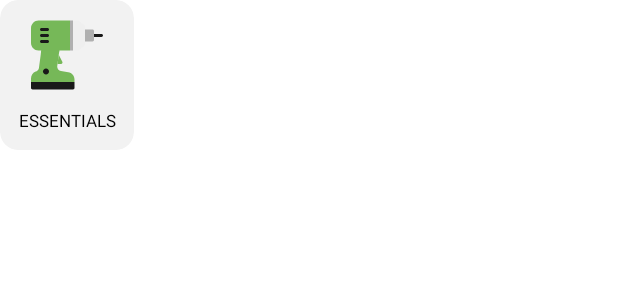
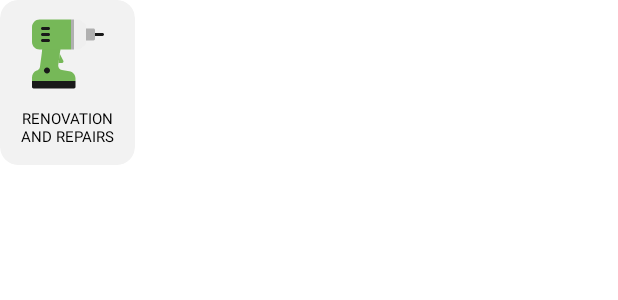
Before and after one commit to shashishekhar93/EmpedanceMachineTask, an Android app: the layout root_item.xml on its own in the app's theme, with its tools: preview values and no code run, on a phone screen of 412 x 824 dp. Shown: the top 300 px of the screen. Run offline under Robolectric (Android 15) with nearby library versions, the phone set to English and light mode, and no system bars.

Commit message:
minor changes

```diff
--- a/app/src/main/java/com/tech/empedancemachinetask/adapters/CategoriesAdapter.kt
+++ b/app/src/main/java/com/tech/empedancemachinetask/adapters/CategoriesAdapter.kt
@@ -36,8 +36,8 @@ class CategoriesAdapter @Inject constructor(
             appUtils.loadSvgOrImage(
                 context = binding.root.context,
                 imageView = binding.ivCategory,
-                url = category.mobileIconUrl,
-                placeholder = R.drawable.ic_drill // Provide a default placeholder
+                url = category.iconUrl,
+                placeholder = R.drawable.ic_drill
             )
         }
     }
--- a/app/src/main/res/layout/fragment_services.xml
+++ b/app/src/main/res/layout/fragment_services.xml
@@ -12,5 +12,5 @@
         android:textColor="@color/black"
         android:layout_width="wrap_content"
         android:layout_height="wrap_content"
-        android:text="Profile" />
+        android:text="Services" />
 </RelativeLayout>
--- a/app/src/main/res/layout/root_item.xml
+++ b/app/src/main/res/layout/root_item.xml
@@ -3,8 +3,8 @@
     xmlns:app="http://schemas.android.com/apk/res-auto"
     xmlns:tools="http://schemas.android.com/tools"
     android:id="@+id/cardCategory"
-    android:layout_width="89dp"
-    android:layout_height="100dp"
+    android:layout_width="90dp"
+    android:layout_height="110dp"
     android:layout_marginEnd="12dp"
     android:layout_marginBottom="4dp"
     app:cardBackgroundColor="#F2F2F2"
@@ -34,9 +34,9 @@
             android:layout_height="wrap_content"
             android:layout_marginTop="12dp"
             android:gravity="center"
-            android:text="Essentials"
+            android:text="Renovation and repairs"
             android:textColor="@color/black"
-            android:textSize="11sp"
+            android:textSize="10sp"
             android:textAllCaps="true"
             app:layout_constraintBottom_toBottomOf="parent"
             app:layout_constraintEnd_toEndOf="parent"
```
